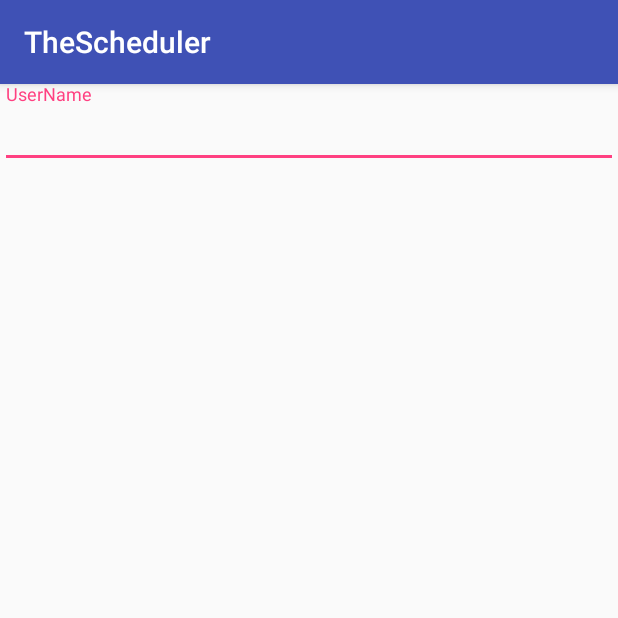
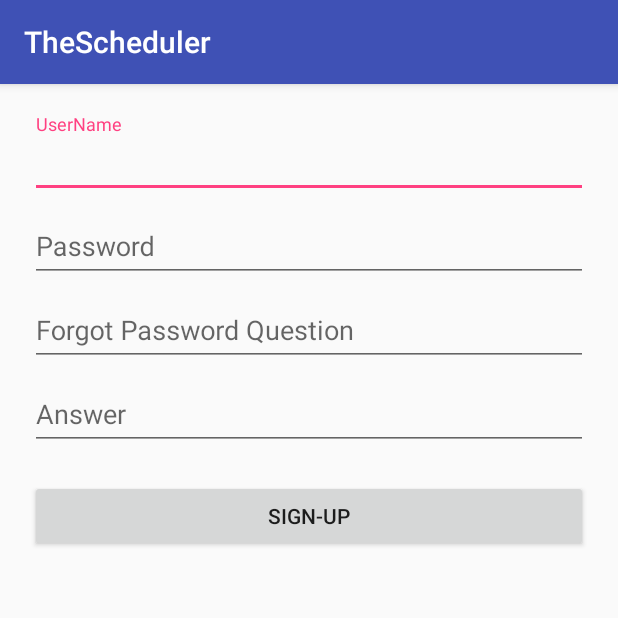
Before and after one commit to ColdProgrammer/TheScheduler, an Android app: the SignUpActivity screen opened directly, with no data from a screen before it, on a phone screen of 412 x 824 dp, the top half of it. Run offline under Robolectric (Android 15) with nearby library versions, the phone set to English and light mode, and no system bars.

Commit message:
Added all the fields required by Signup page

```diff
--- a/app/src/main/res/layout/activity_sign_up.xml
+++ b/app/src/main/res/layout/activity_sign_up.xml
@@ -6,14 +6,71 @@
     android:layout_width="match_parent"
     android:layout_height="match_parent"
     android:orientation="vertical"
+    android:padding="10dp"
     tools:context="com.cs442.srajan.thescheduler.SignUpActivity">
 
-    <android.support.design.widget.TextInputLayout
+    <LinearLayout
         android:layout_width="match_parent"
-        android:layout_height="wrap_content">
-        <android.support.design.widget.TextInputEditText
+        android:layout_height="wrap_content"
+        android:orientation="vertical"
+        android:padding="10dp">
+
+        <android.support.design.widget.TextInputLayout
+            android:id="@+id/tilSignUpUserName"
             android:layout_width="match_parent"
-            android:layout_height="wrap_content"
-            android:hint="UserName"/>
-    </android.support.design.widget.TextInputLayout>
+            android:layout_height="0dp"
+            android:layout_weight="1">
+            <android.support.design.widget.TextInputEditText
+                android:id="@+id/tietSignUpUserName"
+                android:layout_width="match_parent"
+                android:layout_height="wrap_content"
+                android:hint="UserName"/>
+        </android.support.design.widget.TextInputLayout>
+
+        <android.support.design.widget.TextInputLayout
+            android:id="@+id/tilSignUpPassword"
+            android:layout_width="match_parent"
+            android:layout_height="0dp"
+            android:layout_weight="1">
+            <android.support.design.widget.TextInputEditText
+                android:id="@+id/tietSignUpPassword"
+                android:layout_width="match_parent"
+                android:layout_height="wrap_content"
+                android:hint="Password"/>
+        </android.support.design.widget.TextInputLayout>
+
+        <android.support.design.widget.TextInputLayout
+            android:id="@+id/tilSignUpQuestion"
+            android:layout_width="match_parent"
+            android:layout_height="0dp"
+            android:layout_weight="1">
+            <android.support.design.widget.TextInputEditText
+                android:id="@+id/tietSignUpQuestion"
+                android:layout_width="match_parent"
+                android:layout_height="wrap_content"
+                android:hint="Forgot Password Question"/>
+        </android.support.design.widget.TextInputLayout>
+
+        <android.support.design.widget.TextInputLayout
+            android:id="@+id/tilSignUpAns"
+            android:layout_width="match_parent"
+            android:layout_height="0dp"
+            android:layout_weight="1">
+            <android.support.design.widget.TextInputEditText
+                android:id="@+id/tietSignUpAns"
+                android:layout_width="match_parent"
+                android:layout_height="wrap_content"
+                android:hint="Answer"/>
+        </android.support.design.widget.TextInputLayout>
+
+        <Button
+            android:id="@+id/btnSignUp"
+            android:layout_marginTop="20dp"
+            android:padding="10dp"
+            android:layout_width="match_parent"
+            android:layout_height="0dp"
+            android:layout_weight="1"
+            android:text="Sign-Up"/>
+
+    </LinearLayout>
 </LinearLayout>
```
